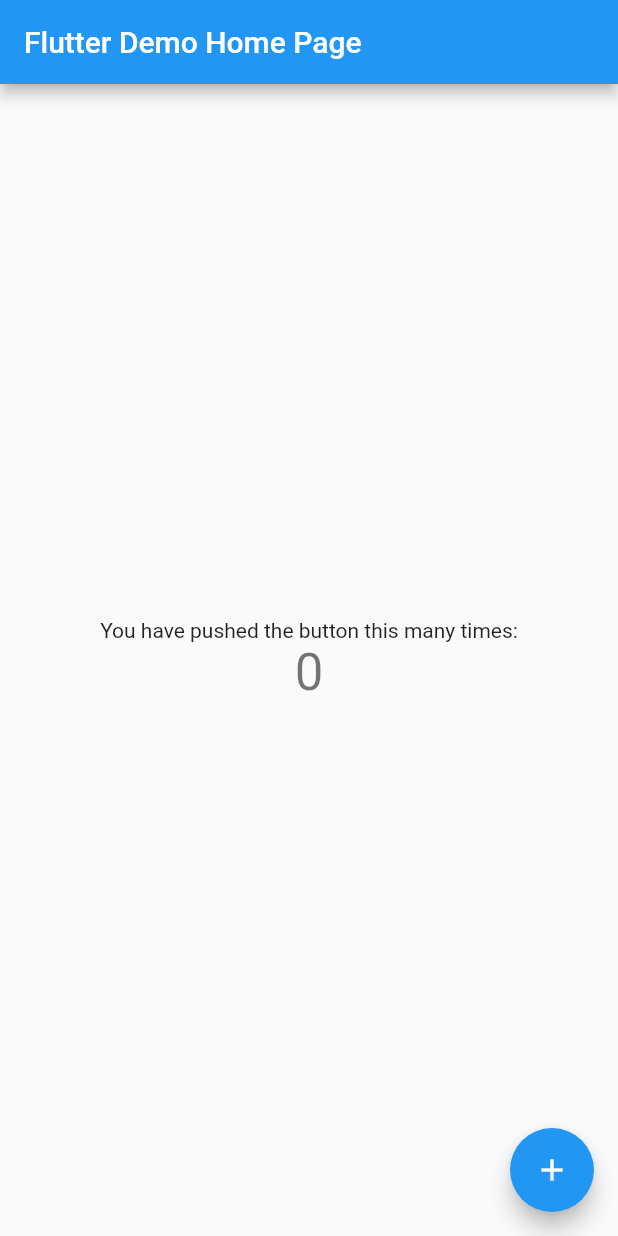
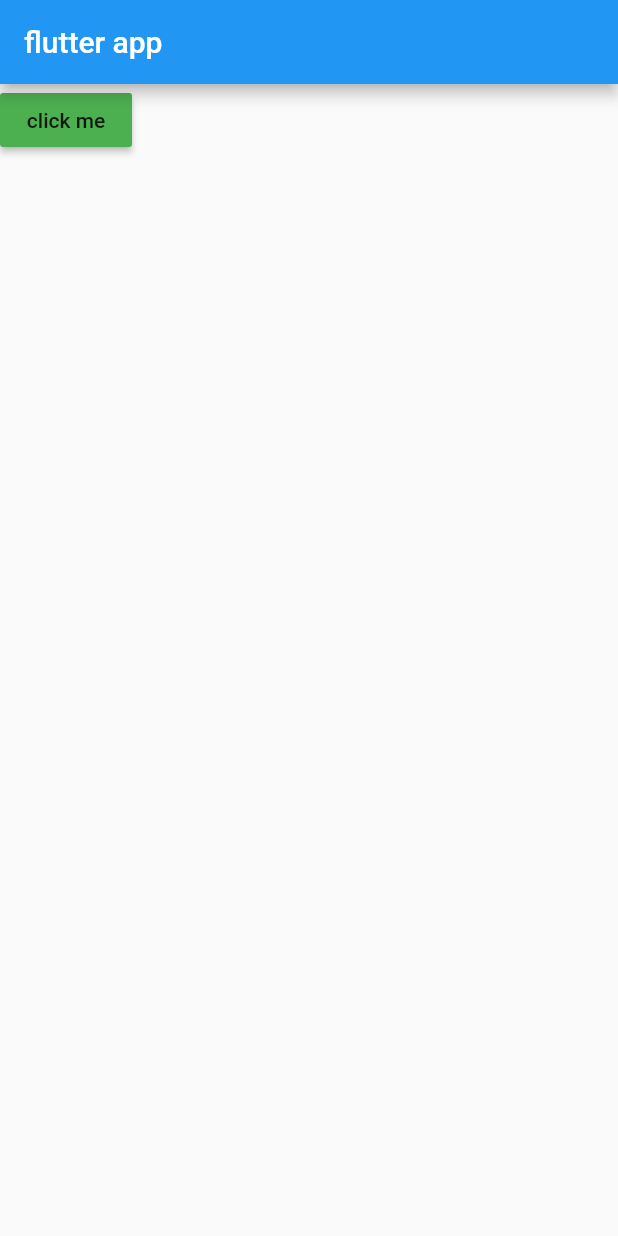
Before and after one commit to m-Arjun/yosadha_finance, a Flutter app: the screen it shows after launch, on a phone screen of 412 x 824 dp. Run offline on Flutter 3.47's test engine with Material 2 defaults, Android fonts, the phone set to English and light mode, and no system bars.

Commit message:
Added responisve UI

```diff
--- a/lib/main.dart
+++ b/lib/main.dart
@@ -1,4 +1,5 @@
 import 'package:flutter/material.dart';
+import 'package:yosadha_finance/responsive/responsivewidget.dart';
 
 void main() {
   runApp(MyApp());
@@ -11,107 +12,37 @@
     return MaterialApp(
       title: 'Flutter Demo',
       theme: ThemeData(
-        // This is the theme of your application.
-        //
-        // Try running your application with "flutter run". You'll see the
-        // application has a blue toolbar. Then, without quitting the app, try
-        // changing the primarySwatch below to Colors.green and then invoke
-        // "hot reload" (press "r" in the console where you ran "flutter run",
-        // or simply save your changes to "hot reload" in a Flutter IDE).
-        // Notice that the counter didn't reset back to zero; the application
-        // is not restarted.
         primarySwatch: Colors.blue,
-        // This makes the visual density adapt to the platform that you run
-        // the app on. For desktop platforms, the controls will be smaller and
-        // closer together (more dense) than on mobile platforms.
         visualDensity: VisualDensity.adaptivePlatformDensity,
       ),
-      home: MyHomePage(title: 'Flutter Demo Home Page'),
+      home: MyHomePage(),
     );
   }
 }
 
-class MyHomePage extends StatefulWidget {
-  MyHomePage({Key key, this.title}) : super(key: key);
 
-  // This widget is the home page of your application. It is stateful, meaning
-  // that it has a State object (defined below) that contains fields that affect
-  // how it looks.
-
-  // This class is the configuration for the state. It holds the values (in this
-  // case the title) provided by the parent (in this case the App widget) and
-  // used by the build method of the State. Fields in a Widget subclass are
-  // always marked "final".
-
-  final String title;
-
-  @override
-  _MyHomePageState createState() => _MyHomePageState();
-}
-
-class _MyHomePageState extends State<MyHomePage> {
-  int _counter = 0;
-
-  void _incrementCounter() {
-    setState(() {
-      // This call to setState tells the Flutter framework that something has
-      // changed in this State, which causes it to rerun the build method below
-      // so that the display can reflect the updated values. If we changed
-      // _counter without calling setState(), then the build method would not be
-      // called again, and so nothing would appear to happen.
-      _counter++;
-    });
-  }
-
+class MyHomePage extends StatelessWidget {
   @override
   Widget build(BuildContext context) {
-    // This method is rerun every time setState is called, for instance as done
-    // by the _incrementCounter method above.
-    //
-    // The Flutter framework has been optimized to make rerunning build methods
-    // fast, so that you can just rebuild anything that needs updating rather
-    // than having to individually change instances of widgets.
-    return Scaffold(
-      appBar: AppBar(
-        // Here we take the value from the MyHomePage object that was created by
-        // the App.build method, and use it to set our appbar title.
-        title: Text(widget.title),
+        SnackBar snackbar = SnackBar(backgroundColor: Colors.green,content: Text('Snack bar'),);
+
+    return Responsivewidget(
+      appbar: AppBar(
+        title: Text('flutter app'),
       ),
-      body: Center(
-        // Center is a layout widget. It takes a single child and positions it
-        // in the middle of the parent.
-        child: Column(
-          // Column is also a layout widget. It takes a list of children and
-          // arranges them vertically. By default, it sizes itself to fit its
-          // children horizontally, and tries to be as tall as its parent.
-          //
-          // Invoke "debug painting" (press "p" in the console, choose the
-          // "Toggle Debug Paint" action from the Flutter Inspector in Android
-          // Studio, or the "Toggle Debug Paint" command in Visual Studio Code)
-          // to see the wireframe for each widget.
-          //
-          // Column has various properties to control how it sizes itself and
-          // how it positions its children. Here we use mainAxisAlignment to
-          // center the children vertically; the main axis here is the vertical
-          // axis because Columns are vertical (the cross axis would be
-          // horizontal).
-          mainAxisAlignment: MainAxisAlignment.center,
-          children: <Widget>[
-            Text(
-              'You have pushed the button this many times:',
-            ),
-            Text(
-              '$_counter',
-              style: Theme.of(context).textTheme.headline4,
-            ),
-          ],
-        ),
-      ),
-      floatingActionButton: FloatingActionButton(
-        onPressed: _incrementCounter,
-        tooltip: 'Increment',
-        child: Icon(Icons.add),
-      ), // This trailing comma makes auto-formatting nicer for build methods.
+      builder: (context,constraints){
+      return Container(
+          child: RaisedButton(onPressed: (){
+              Scaffold.of(context).showSnackBar(snackbar);
+
+          },
+          child: Text('click me'),
+          color: Colors.green,
+          ),
+
+
+      );
+      }
     );
   }
 }
--- /dev/null
+++ b/lib/responsive/responsivewidget.dart
@@ -0,0 +1,29 @@
+import 'package:flutter/material.dart';
+import 'package:yosadha_finance/responsive/sizeinfo.dart';
+
+class Responsivewidget extends StatelessWidget {
+  final AppBar appbar ;
+  final Drawer drawer ;
+  final Widget Function(BuildContext context, Sizeinfo constraints) builder;
+
+  Responsivewidget({@required this.builder,this.appbar,this.drawer});
+
+  @override
+  Widget build(BuildContext context) {
+    var width = MediaQuery.of(context).size.width;
+    var height = MediaQuery.of(context).size.height;
+    var orientation = MediaQuery.of(context).orientation;
+
+    Sizeinfo info = Sizeinfo(height, width, orientation);
+    return SafeArea(
+      child: Scaffold(
+        resizeToAvoidBottomInset: false ,
+        appBar: appbar,
+        body: Builder(builder: (context){
+          return builder(context,info);
+        }),
+        drawer: drawer,
+      ),
+    );
+  }
+}
--- /dev/null
+++ b/lib/responsive/sizeinfo.dart
@@ -0,0 +1,10 @@
+import 'package:flutter/material.dart';
+class Sizeinfo{
+
+double width;
+double height;
+Orientation orientation;
+
+Sizeinfo(this.height,this.width,this.orientation);
+
+}
```
Also changed, not shown: 1 other file.
